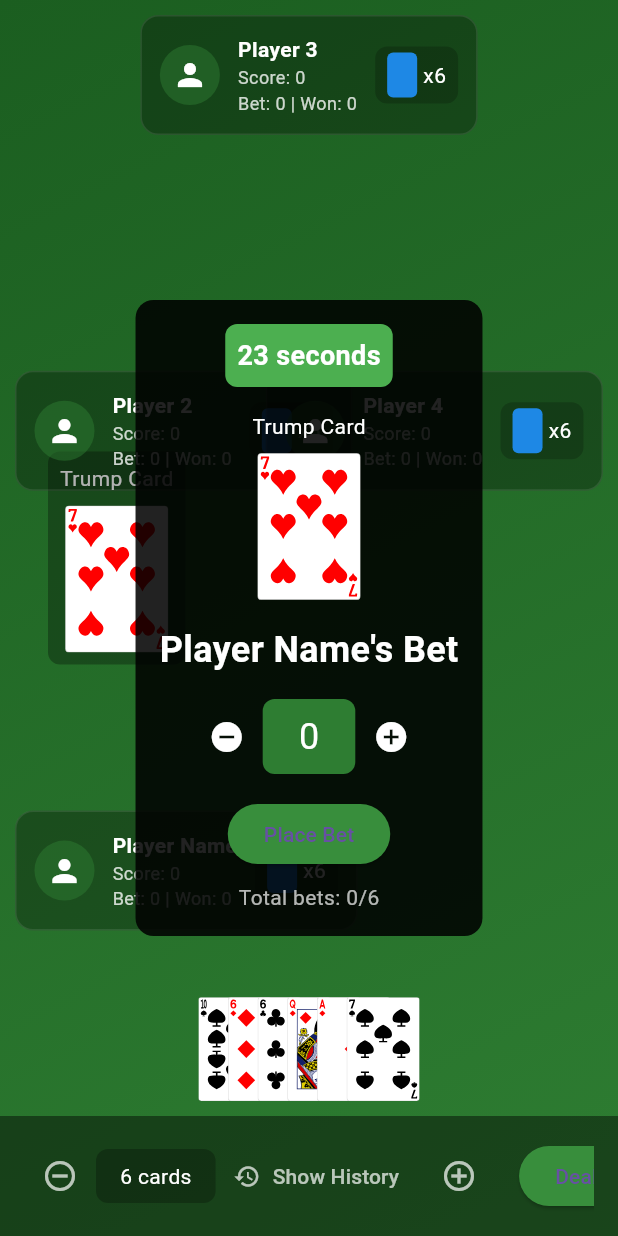
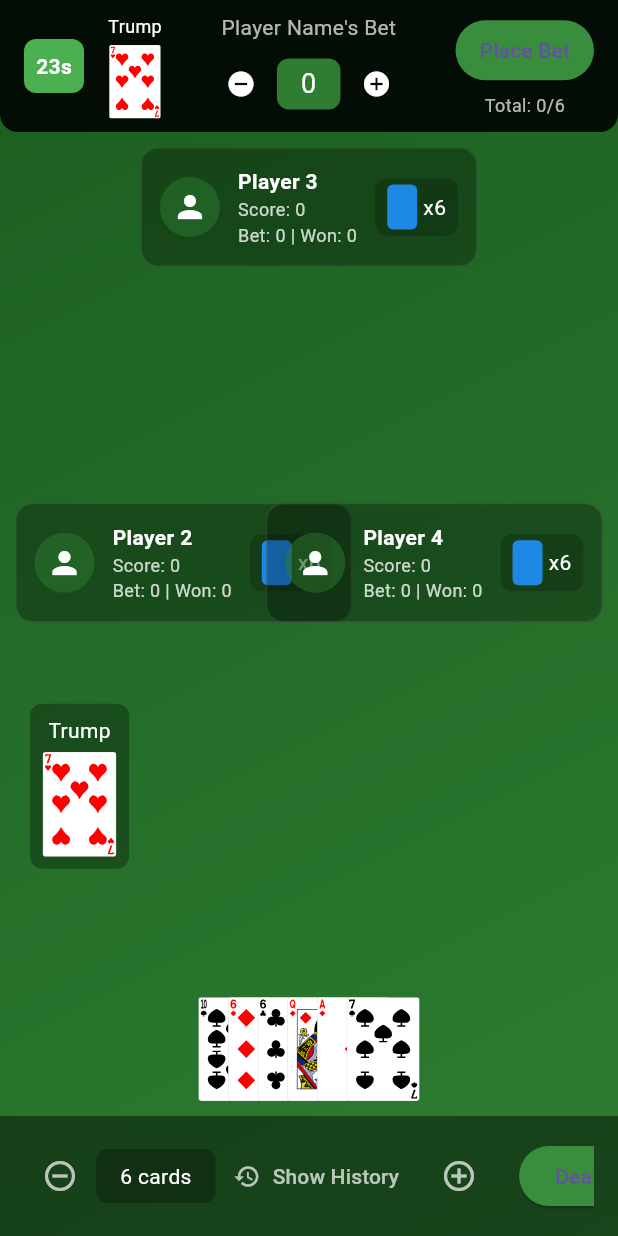
Before and after one commit to JaimeGonzGomz/lapodrida, a Flutter app: the screen it shows after launch, on a phone screen of 412 x 824 dp. Run offline on Flutter 3.47's test engine with Material 3 defaults, Android fonts, the light colour scheme and no system bars; our stand-ins replace flutter_svg.

Commit message:
fixed betting

```diff
--- a/podrida/lib/game_demo_screen.dart
+++ b/podrida/lib/game_demo_screen.dart
@@ -37,12 +37,17 @@ class GameDemoScreenState extends State<GameDemoScreen> {
 
   void _triggerBotPlay() {
     // Don't trigger if it's the human player's turn
-    if (gameState.currentPlayerIndex == 0) return;
+    if (gameState.currentPlayerIndex == 0 ||
+        gameState.currentTrick.cards.length >= gameState.players.length) {
+      return;
+    }
 
     Future.delayed(const Duration(milliseconds: 500), () {
       setState(() {
         try {
           final currentBot = gameState.players[gameState.currentPlayerIndex];
+          if (currentBot.hand.isEmpty) return; // Don't play if hand is empty
+
           PlayingCard selectedCard =
               BotPlayer.playCard(currentBot, gameState.currentTrick.leadCard);
 
@@ -50,8 +55,11 @@ class GameDemoScreenState extends State<GameDemoScreen> {
           BotPlayer.debugBotPlay(currentBot, gameState.currentTrick.leadCard);
 
           if (gameState.playCard(currentBot, selectedCard)) {
-            // Recursively trigger next bot's play
+            // Only trigger next bot if trick isn't complete
+            if (gameState.currentTrick.cards.length <
+                gameState.players.length) {
               _triggerBotPlay();
+            }
           }
         } catch (e) {
           print('Error during bot play: $e');
@@ -74,57 +82,21 @@ class GameDemoScreenState extends State<GameDemoScreen> {
         child: SafeArea(
           child: Stack(
             children: [
-              CustomScrollView(
-                slivers: [
-                  SliverFillRemaining(
-                    hasScrollBody: false,
-                    child: Column(
+              // Main game layout including betting phase at top
+              Column(
                 children: [
+                  // Betting phase at top when active
+                  if (gameState.isBettingPhase)
+                    BettingPhase(
+                      gameState: gameState,
+                      onBetPlaced: _handleBetPlaced,
+                      remainingTime: _remainingTime,
+                    ),
+
+                  // Game area
                   Expanded(
                     child: Stack(
                       children: [
-                              if (gameState.trumpCard != null)
-                                Center(
-                                  child: Row(
-                                    mainAxisAlignment: MainAxisAlignment.start,
-                                    children: [
-                                      Padding(
-                                        padding:
-                                            const EdgeInsets.only(left: 32.0),
-                                        child: Container(
-                                          padding: const EdgeInsets.all(8),
-                                          decoration: BoxDecoration(
-                                            color: Colors.black.withAlpha(77),
-                                            borderRadius:
-                                                BorderRadius.circular(8),
-                                          ),
-                                          child: Column(
-                                            mainAxisSize: MainAxisSize.min,
-                                            children: [
-                                              const Text(
-                                                'Trump Card',
-                                                style: TextStyle(
-                                                    color: Colors.white),
-                                              ),
-                                              const SizedBox(height: 8),
-                                              CardWidget(
-                                                card: gameState.trumpCard!
-                                                  ..faceUp = true,
-                                                width: 70,
-                                                height: 98,
-                                              ),
-                                            ],
-                                          ),
-                                        ),
-                                      ),
-                                      const SizedBox(width: 32),
-                                      if (gameState
-                                          .currentTrick.cards.isNotEmpty)
-                                        PlayedCardsDisplay(
-                                            gameState: gameState),
-                                    ],
-                                  ),
-                                ),
                         Positioned.fill(
                           child: _buildPlayerPositions(),
                         ),
@@ -140,15 +112,13 @@ class GameDemoScreenState extends State<GameDemoScreen> {
                   _buildControlBar(),
                 ],
               ),
-                  ),
-                ],
-              ),
-              if (gameState.isBettingPhase)
-                Center(
-                  child: BettingPhase(
-                    gameState: gameState,
-                    onBetPlaced: _handleBetPlaced,
-                    remainingTime: _remainingTime,
+
+              // Betting Summary overlay (when needed)
+              if (showBettingSummary)
+                Positioned.fill(
+                  child: Container(
+                    color: Colors.black26,
+                    child: Center(child: _buildBettingSummary()),
                   ),
                 ),
             ],
@@ -160,8 +130,9 @@ class GameDemoScreenState extends State<GameDemoScreen> {
 
   void _triggerBotBet() {
     if (!gameState.isBettingPhase) return;
-    if (gameState.currentBettingPlayerIndex == 0)
+    if (gameState.currentBettingPlayerIndex == 0) {
       return; // Skip if human player
+    }
 
     Future.delayed(const Duration(milliseconds: 500), () {
       setState(() {
@@ -211,6 +182,13 @@ class GameDemoScreenState extends State<GameDemoScreen> {
     setState(() => _remainingTime = seconds);
 
     _actionTimer = Timer.periodic(const Duration(seconds: 1), (timer) {
+      if (gameState.isBettingPhase &&
+              gameState.currentBettingPlayerIndex != 0 ||
+          !gameState.isBettingPhase && gameState.currentPlayerIndex != 0) {
+        timer.cancel();
+        return;
+      }
+
       setState(() {
         if (_remainingTime > 0) {
           _remainingTime--;
@@ -221,6 +199,8 @@ class GameDemoScreenState extends State<GameDemoScreen> {
       });
     });
   }
+
+  bool isBettingVisible = true;
 
   void _handleBetTimeout() {
     // Make random valid bet if timer expires
@@ -270,7 +250,16 @@ class GameDemoScreenState extends State<GameDemoScreen> {
       Player currentPlayer =
           gameState.players[gameState.currentBettingPlayerIndex];
       if (gameState.placeBet(currentPlayer, bet)) {
-        // If it's a bot's turn to bet, simulate their bet
+        if (!gameState.isBettingPhase) {
+          // Only show summary when all bets are placed
+          isBettingVisible = false;
+          showBettingSummary = true;
+          Future.delayed(const Duration(seconds: 3), () {
+            if (mounted) {
+              setState(() => showBettingSummary = false);
+            }
+          });
+        }
         _triggerBotBet();
       }
     });
@@ -286,21 +275,39 @@ class GameDemoScreenState extends State<GameDemoScreen> {
   }
 
   Widget _buildTimerDisplay() {
-    if (_remainingTime <= 0) return const SizedBox.shrink();
+    if (_remainingTime <= 0 ||
+        (gameState.isBettingPhase &&
+            gameState.currentBettingPlayerIndex != 0) ||
+        (!gameState.isBettingPhase && gameState.currentPlayerIndex != 0)) {
+      return const SizedBox.shrink();
+    }
+
+    final progress = _remainingTime /
+        (gameState.isBettingPhase ? betTimeLimit : playTimeLimit);
 
     return Container(
-      padding: const EdgeInsets.all(8),
-      decoration: BoxDecoration(
-        color: _remainingTime <= 5 ? Colors.red : Colors.green,
-        borderRadius: BorderRadius.circular(8),
+      width: 60,
+      height: 60,
+      decoration: const BoxDecoration(
+        color: Colors.black54,
+        shape: BoxShape.circle,
       ),
-      child: Text(
-        '$_remainingTime seconds',
+      child: Stack(
+        alignment: Alignment.center,
+        children: [
+          CustomPaint(
+            size: const Size(50, 50),
+            painter: TimerProgressPainter(progress),
+          ),
+          Text(
+            '$_remainingTime',
             style: const TextStyle(
               color: Colors.white,
               fontSize: 18,
               fontWeight: FontWeight.bold,
             ),
+          ),
+        ],
       ),
     );
   }
@@ -348,19 +355,47 @@ class GameDemoScreenState extends State<GameDemoScreen> {
           ),
         ),
 
-        // Current player's info (left side)
+        // Center area for played cards
+        if (gameState.currentTrick.cards.isNotEmpty)
           Positioned(
-          left: 10,
-          bottom: screenHeight * 0.15,
-          child: PlayerInfoCard(
-            player: gameState.players[0],
-            score: 1000,
-            cards: gameState.players[0].hand,
-            isCurrentPlayer: true,
+            top: screenHeight * 0.25,
+            left: 0,
+            right: 0,
+            child: Center(
+              child: PlayedCardsDisplay(gameState: gameState),
             ),
           ),
 
-        // Current player's hand (center bottom)
+        // Trump card (at bottom left)
+        if (gameState.trumpCard != null)
+          Positioned(
+            left: 20,
+            bottom: screenHeight * 0.2,
+            child: Container(
+              padding: const EdgeInsets.all(8),
+              decoration: BoxDecoration(
+                color: Colors.black.withAlpha(77),
+                borderRadius: BorderRadius.circular(8),
+              ),
+              child: Column(
+                mainAxisSize: MainAxisSize.min,
+                children: [
+                  const Text(
+                    'Trump',
+                    style: TextStyle(color: Colors.white),
+                  ),
+                  const SizedBox(height: 4),
+                  CardWidget(
+                    card: gameState.trumpCard!..faceUp = true,
+                    width: 50,
+                    height: 70,
+                  ),
+                ],
+              ),
+            ),
+          ),
+
+        // Current player's hand
         Positioned(
           bottom: 0,
           left: 0,
@@ -378,6 +413,55 @@ class GameDemoScreenState extends State<GameDemoScreen> {
           ),
         ),
       ],
+    );
+  }
+
+  bool showBettingSummary = false;
+
+  Widget _buildBettingSummary() {
+    return AnimatedOpacity(
+      opacity: showBettingSummary ? 1.0 : 0.0,
+      duration: const Duration(milliseconds: 300),
+      child: Container(
+        padding: const EdgeInsets.all(16),
+        decoration: BoxDecoration(
+          color: Colors.black87,
+          borderRadius: BorderRadius.circular(12),
+        ),
+        child: Column(
+          mainAxisSize: MainAxisSize.min,
+          children: [
+            const Text(
+              'Betting Summary',
+              style: TextStyle(
+                color: Colors.white,
+                fontSize: 20,
+                fontWeight: FontWeight.bold,
+              ),
+            ),
+            const SizedBox(height: 16),
+            ...gameState.players.map((player) => Padding(
+                  padding: const EdgeInsets.symmetric(vertical: 4),
+                  child: Row(
+                    mainAxisAlignment: MainAxisAlignment.spaceBetween,
+                    children: [
+                      Text(
+                        player.name,
+                        style: const TextStyle(color: Colors.white),
+                      ),
+                      Text(
+                        '${player.currentBet} tricks',
+                        style: const TextStyle(
+                          color: Colors.green,
+                          fontWeight: FontWeight.bold,
+                        ),
+                      ),
+                    ],
+                  ),
+                )),
+          ],
+        ),
+      ),
     );
   }
 
@@ -472,3 +556,27 @@ class GameDemoScreenState extends State<GameDemoScreen> {
     );
   }
 }
+
+class TimerProgressPainter extends CustomPainter {
+  final double progress;
+
+  TimerProgressPainter(this.progress);
+
+  @override
+  void paint(Canvas canvas, Size size) {
+    final paint = Paint()
+      ..color = progress <= 0.3 ? Colors.red : Colors.green
+      ..style = PaintingStyle.stroke
+      ..strokeWidth = 4.0;
+
+    final rect = Rect.fromLTWH(0, 0, size.width, size.height);
+    const startAngle = -90 * (3.14159 / 180); // Start from top
+    final sweepAngle = 360 * (3.14159 / 180) * progress;
+
+    canvas.drawArc(rect, startAngle, sweepAngle, false, paint);
+  }
+
+  @override
+  bool shouldRepaint(TimerProgressPainter oldDelegate) =>
+      progress != oldDelegate.progress;
+}
--- a/podrida/lib/widgets/betting_phase.dart
+++ b/podrida/lib/widgets/betting_phase.dart
@@ -7,12 +7,14 @@ class BettingPhase extends StatefulWidget {
   final GameState gameState;
   final Function(int) onBetPlaced;
   final int remainingTime;
+  final VoidCallback? onHide;
 
   const BettingPhase({
     super.key,
     required this.gameState,
     required this.onBetPlaced,
     required this.remainingTime,
+    this.onHide,
   });
 
   @override
@@ -28,15 +30,19 @@ class _BettingPhaseState extends State<BettingPhase> {
         widget.gameState.players[widget.gameState.currentBettingPlayerIndex];
 
     return Container(
-      padding: const EdgeInsets.all(16),
+      width: double.infinity,
+      padding: const EdgeInsets.symmetric(horizontal: 16, vertical: 8),
       decoration: BoxDecoration(
         color: Colors.black87,
-        borderRadius: BorderRadius.circular(12),
+        borderRadius: const BorderRadius.vertical(bottom: Radius.circular(12)),
       ),
-      child: Column(
-        mainAxisSize: MainAxisSize.min,
+      child: Row(
+        mainAxisAlignment: MainAxisAlignment.spaceBetween,
         children: [
-          // Timer display
+          // Left side - Timer and Trump
+          Row(
+            children: [
+              // Timer
               Container(
                 padding: const EdgeInsets.all(8),
                 decoration: BoxDecoration(
@@ -44,52 +50,59 @@ class _BettingPhaseState extends State<BettingPhase> {
                   borderRadius: BorderRadius.circular(8),
                 ),
                 child: Text(
-              '${widget.remainingTime} seconds',
+                  '${widget.remainingTime}s',
                   style: const TextStyle(
                     color: Colors.white,
-                fontSize: 18,
                     fontWeight: FontWeight.bold,
                   ),
                 ),
               ),
-          const SizedBox(height: 16),
-          if (widget.gameState.trumpCard != null)
+              if (widget.gameState.trumpCard != null) ...[
+                const SizedBox(width: 16),
                 Column(
+                  mainAxisSize: MainAxisSize.min,
                   children: [
                     const Text(
-                  'Trump Card',
-                  style: TextStyle(color: Colors.white),
+                      'Trump',
+                      style: TextStyle(color: Colors.white, fontSize: 12),
                     ),
-                const SizedBox(height: 8),
+                    const SizedBox(height: 4),
                     CardWidget(
                       card: widget.gameState.trumpCard!..faceUp = true,
-                  width: 70,
-                  height: 98,
+                      width: 35,
+                      height: 49,
                     ),
-                const SizedBox(height: 16),
                   ],
                 ),
+              ],
+            ],
+          ),
+
+          // Center - Betting controls
+          Column(
+            mainAxisSize: MainAxisSize.min,
+            children: [
               Text(
                 '${currentPlayer.name}\'s Bet',
                 style: const TextStyle(
-              color: Colors.white,
-              fontSize: 24,
-              fontWeight: FontWeight.bold,
+                  color: Colors.white70,
+                  fontSize: 14,
                 ),
               ),
-          const SizedBox(height: 16),
+              const SizedBox(height: 4),
               Row(
                 mainAxisSize: MainAxisSize.min,
                 children: [
                   IconButton(
-                icon: const Icon(Icons.remove_circle, color: Colors.white),
+                    icon: const Icon(Icons.remove_circle,
+                        color: Colors.white, size: 20),
                     onPressed: selectedBet > 0
                         ? () => setState(() => selectedBet--)
                         : null,
                   ),
                   Container(
                     padding:
-                    const EdgeInsets.symmetric(horizontal: 24, vertical: 8),
+                        const EdgeInsets.symmetric(horizontal: 16, vertical: 4),
                     decoration: BoxDecoration(
                       color: Colors.green.shade800,
                       borderRadius: BorderRadius.circular(8),
@@ -98,19 +111,26 @@ class _BettingPhaseState extends State<BettingPhase> {
                       '$selectedBet',
                       style: const TextStyle(
                         color: Colors.white,
-                    fontSize: 24,
+                        fontSize: 18,
                       ),
                     ),
                   ),
                   IconButton(
-                icon: const Icon(Icons.add_circle, color: Colors.white),
+                    icon: const Icon(Icons.add_circle,
+                        color: Colors.white, size: 20),
                     onPressed: selectedBet < widget.gameState.cardsPerPlayer
                         ? () => setState(() => selectedBet++)
                         : null,
                   ),
                 ],
               ),
-          const SizedBox(height: 16),
+            ],
+          ),
+
+          // Right side - Place bet button and total
+          Column(
+            mainAxisSize: MainAxisSize.min,
+            children: [
               ElevatedButton(
                 onPressed: () {
                   widget.onBetPlaced(selectedBet);
@@ -118,13 +138,17 @@ class _BettingPhaseState extends State<BettingPhase> {
                 },
                 style: ElevatedButton.styleFrom(
                   backgroundColor: Colors.green.shade700,
+                  padding:
+                      const EdgeInsets.symmetric(horizontal: 16, vertical: 8),
                 ),
                 child: const Text('Place Bet'),
               ),
-          const SizedBox(height: 8),
+              const SizedBox(height: 4),
               Text(
-            'Total bets: ${_calculateTotalBets()}/${widget.gameState.totalCardsInHand}',
-            style: const TextStyle(color: Colors.white70),
+                'Total: ${_calculateTotalBets()}/${widget.gameState.totalCardsInHand}',
+                style: const TextStyle(color: Colors.white70, fontSize: 12),
+              ),
+            ],
           ),
         ],
       ),
--- a/podrida/lib/widgets/mobile_hand_view.dart
+++ b/podrida/lib/widgets/mobile_hand_view.dart
@@ -67,13 +67,13 @@ class _MobileHandViewState extends State<MobileHandView> {
               right: 0,
               bottom: handContainerHeight + 20,
               child: DragTarget<PlayingCard>(
-                onWillAccept: (card) {
+                onWillAcceptWithDetails: (details) {
                   setState(() => isDropTargetActive = true);
-                  return card != null && isCardPlayable(card);
+                  return isCardPlayable(details.data);
                 },
-                onAccept: (card) {
+                onAcceptWithDetails: (details) {
                   setState(() => isDropTargetActive = false);
-                  widget.onCardPlayed(card);
+                  widget.onCardPlayed(details.data);
                 },
                 onLeave: (_) => setState(() => isDropTargetActive = false),
                 builder: (context, candidateData, rejectedData) {
--- a/podrida/lib/widgets/played_cards_display.dart
+++ b/podrida/lib/widgets/played_cards_display.dart
@@ -69,7 +69,7 @@ class _PlayedCardsDisplayState extends State<PlayedCardsDisplay> {
                       height: 70,
                     ),
                   );
-                }).toList(),
+                }),
               ],
             ),
           ),
```
Also changed, not shown: podrida/lib/models/game_state.dart (+7 -11 lines). Lines whose indentation alone changed are shown as unchanged.
